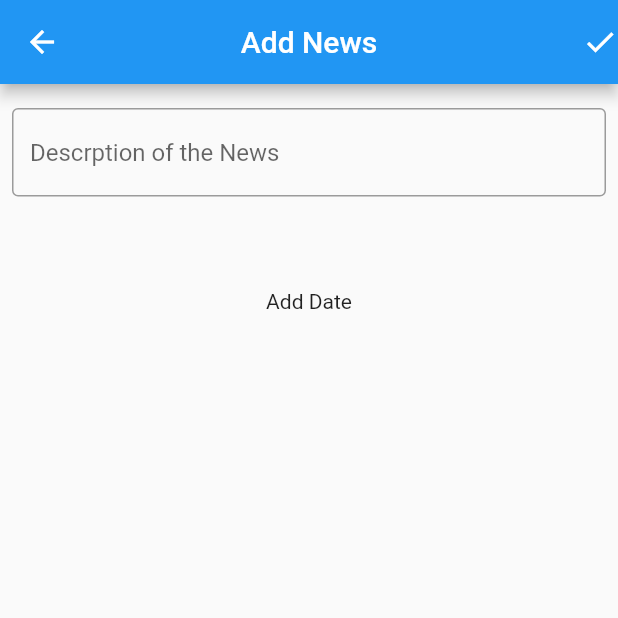
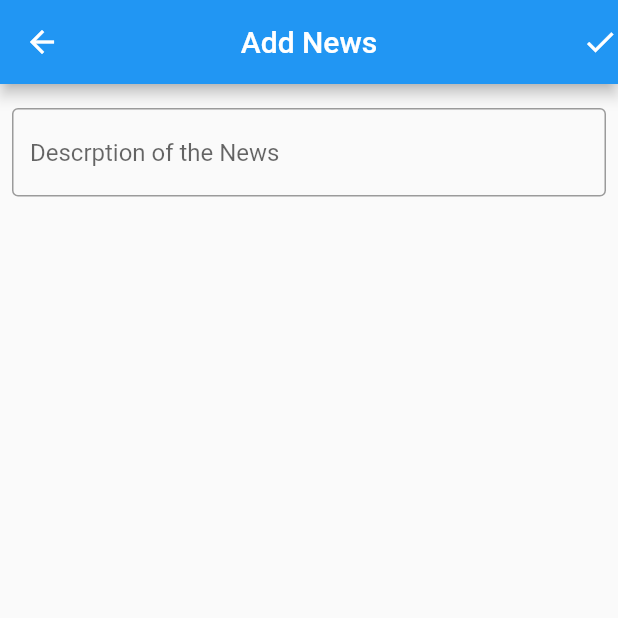
Before and after one commit to bhumika-kalaru/news, a Flutter app: the AddNews screen opened directly, on a phone screen of 412 x 824 dp, the top half of it. Run offline on Flutter 3.47's test engine with Material 2 defaults, Android fonts, the phone set to English and light mode, and no system bars; our stand-ins replace animated_splash_screen, cloud_firestore, firebase_auth, firebase_core, google_fonts, share_plus; missing offline and left inert: add_2_calendar, email_otp; accounts and stored records are empty.

Commit message:
commented date lol

```diff
--- a/lib/addNews.dart
+++ b/lib/addNews.dart
@@ -54,30 +54,30 @@ class _AddNewsState extends State<AddNews> {
                 ),
               ),
             ),
-            Container(
-              height: 90,
-              width: 500,
-              child: Padding(
-                padding: EdgeInsets.symmetric(horizontal: 8, vertical: 16),
-                child: Center(
-                    child: GestureDetector(
-                      onTap: ()async {
-                        DateTime? _newdate = await showDatePicker(
-                            context: context,
-                            initialDate: _dateTime,
-                            firstDate: DateTime(1800),
-                            lastDate: DateTime(3000));
-                        if (_newdate != null) {
-                          setState(() {
-                            _dateTime = _newdate;
-                          });
-                        }
-                      },
-                      child: Text("Add Date"),
-                    )
-                ),
-              ),
-            ),
+            // Container(
+            //   height: 90,
+            //   width: 500,
+            //   child: Padding(
+            //     padding: EdgeInsets.symmetric(horizontal: 8, vertical: 16),
+            //     child: Center(
+            //         child: GestureDetector(
+            //           onTap: ()async {
+            //             DateTime? _newdate = await showDatePicker(
+            //                 context: context,
+            //                 initialDate: _dateTime,
+            //                 firstDate: DateTime(1800),
+            //                 lastDate: DateTime(3000));
+            //             if (_newdate != null) {
+            //               setState(() {
+            //                 _dateTime = _newdate;
+            //               });
+            //             }
+            //           },
+            //           child: Text("Add Date"),
+            //         )
+            //     ),
+            //   ),
+            // ),
             SizedBox(
               height: 18,
             )
```
